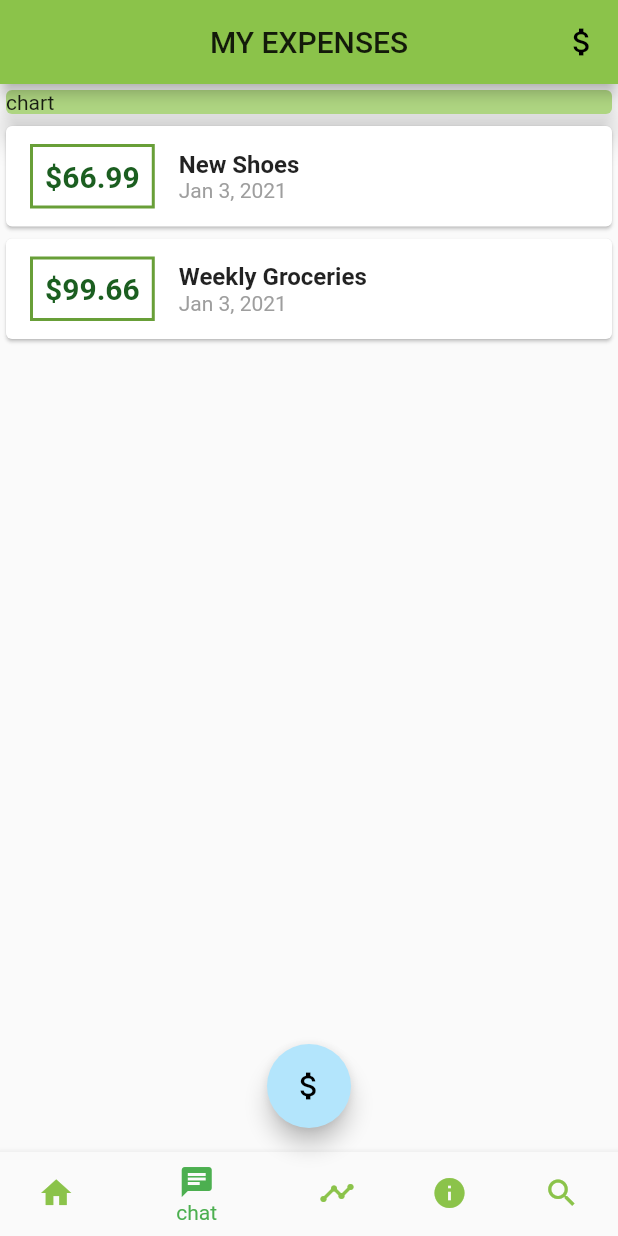
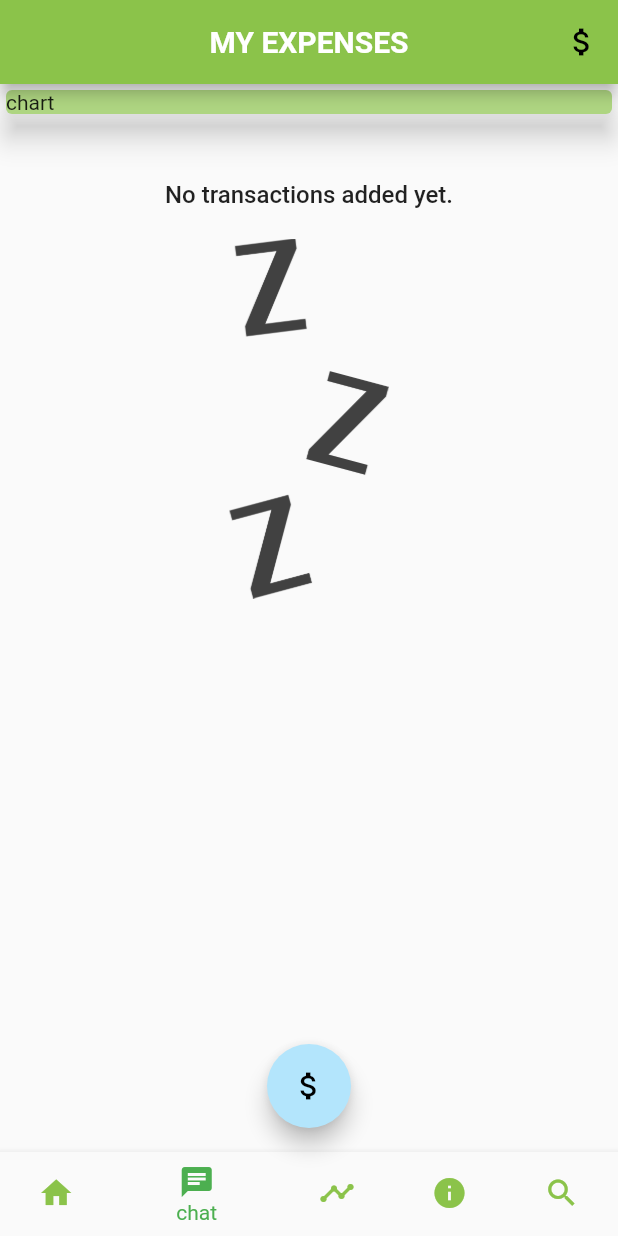
Before and after one commit to RYgithub1/fdtcg_expenses, a Flutter app: the screen it shows after launch, on a phone screen of 412 x 824 dp. Run offline on Flutter 3.47's test engine with Material 2 defaults, Android fonts, the light colour scheme and no system bars; Roboto replaces fonts that are missing (OpenSands).

Commit message:
Define common ThemeData about font and color

```diff
--- a/lib/main.dart
+++ b/lib/main.dart
@@ -21,6 +21,24 @@ class MyApp extends StatelessWidget {
       theme: ThemeData(    /// [Theme Can define App common theme]
         primarySwatch: Colors.lightGreen,
         accentColor: Colors.lightBlue[100],   /// [combi color for FAB]
+
+        fontFamily: "Quicksand",   /// [Define Basic font theme at root]
+        appBarTheme: AppBarTheme(/// [Define peticular font theme here ,or  Define appBarTheme for common appBar]
+          textTheme: ThemeData.light().textTheme.copyWith(
+            headline6: TextStyle(
+              fontFamily: "OpenSands",
+              fontSize: 20,
+              fontWeight: FontWeight.bold,
+            ),
+          ),
+        ),
+        textTheme: ThemeData.light().textTheme.copyWith(  /// [Define peticular font theme for common]
+          headline6: TextStyle(
+            fontFamily: "OpenSands",
+            fontSize: 16,
+            // fontWeight: FontWeight.bold,
+          ),
+        ),
       ),
       home: MyHomePage(),
     );
@@ -49,9 +67,9 @@ class _MyHomePageState extends State<MyHomePage> {
   // final memoInputController = TextEditingController();
   // final amountInputController = TextEditingController();
 
-  final List<Transaction> _userTransactions = [
-    Transaction(id: "t1", title: "New Shoes", amount: 66.99, date: DateTime.now()),
-    Transaction(id: "t2", title: "Weekly Groceries", amount: 99.66, date: DateTime.now()),
+  final List<Transaction> _userTransactions = [   /// [dammy default expenses]
+    // Transaction(id: "t1", title: "New Shoes", amount: 66.99, date: DateTime.now()),
+    // Transaction(id: "t2", title: "Weekly Groceries", amount: 99.66, date: DateTime.now()),
   ];
   void _addNewTransaction(String txMemo, double txAmount){
     final newTx =  Transaction(
@@ -84,7 +102,10 @@ class _MyHomePageState extends State<MyHomePage> {
   Widget build(BuildContext context) {
     return Scaffold(
       appBar: AppBar(
-        title: Text("MY EXPENSES"),
+        title: Text(
+          "MY EXPENSES",
+          // style: TextStyle(fontFamily: "OpenSands"),  /// [Define peticular font theme here ,or  Define appBarTheme for common appBar]
+        ),
         centerTitle: true,
         actions: [
           IconButton(
--- a/lib/widget/transaction_list.dart
+++ b/lib/widget/transaction_list.dart
@@ -14,6 +14,7 @@ class TransactionList extends StatelessWidget {
   final List<Transaction> transactions;
   TransactionList(this.transactions);
 
+
   /// [===== build() =====]
   @override
   Widget build(BuildContext context) {
@@ -22,7 +23,23 @@ class TransactionList extends StatelessWidget {
       // child: SingleChildScrollView(
       // child: Column(
         // child: ListView(
-        child: ListView.builder(
+        child: transactions.isEmpty
+        ? Column(children: <Widget>[
+            SizedBox(height:40),
+            Text(
+                "No transactions added yet.",
+                style: Theme.of(context).textTheme.headline6,
+            ),
+            SizedBox(height:20),
+            Container(
+              height: 240,
+              child: Image.asset(
+                  "assets/images/waiting.png",
+                  fit: BoxFit.cover,   /// [BoxFit with container max size]
+              ),
+            ),
+        ])
+        : ListView.builder(
             itemCount: transactions.length,
             itemBuilder: (ctx, index){
               return Card(
@@ -58,7 +75,8 @@ class TransactionList extends StatelessWidget {
                                   Text(
                                       // tx.title,
                                       transactions[index].title,
-                                    style: TextStyle(fontSize: 16, fontWeight: FontWeight.bold),
+                                      // style: TextStyle(fontSize: 16, fontWeight: FontWeight.bold),
+                                      style: Theme.of(context).textTheme.headline6,   /// [the way to use context from Root]
                                   ),
                                   Text(
                                       // tx.date.toString(),
```
Also changed, not shown: lib/widget/chart.dart (added, +50 -0 lines), pubspec.yaml (+15 -2 lines), assets/fonts/OpenSans-Bold.ttf (added), assets/fonts/OpenSans-Regular.ttf (added), assets/fonts/Quicksand-Bold.ttf (added), assets/fonts/Quicksand-Light.ttf (added), assets/fonts/Quicksand-Medium.ttf (added), assets/fonts/Quicksand-Regular.ttf (added), assets/images/waiting.png (added). Lines whose indentation alone changed are shown as unchanged.
